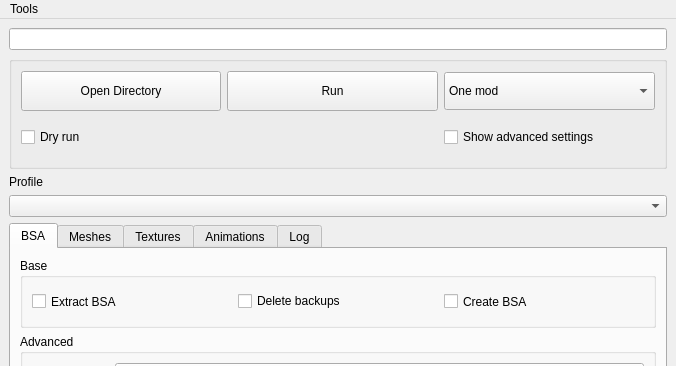
Qt form src/MainWindow.ui (Guekka/cathedral-assets-optimizer) before a commit; both pictures show x 0 to 676 and y 0 to 366 of the 676 by 688 pixel window.
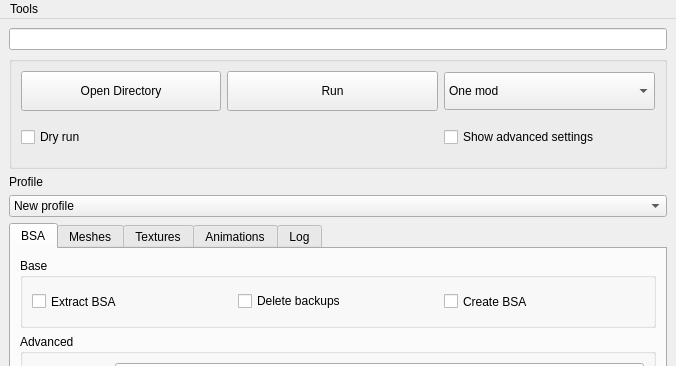
The same form after that commit.

Commit message: [Profile] Profile is now properly loaded from ini

Patch:
```diff
--- a/src/MainWindow.ui
+++ b/src/MainWindow.ui
@@ -204,7 +204,13 @@
      </widget>
     </item>
     <item>
-     <widget class="QComboBox" name="presets"/>
+     <widget class="QComboBox" name="presets">
+      <item>
+       <property name="text">
+        <string>New profile</string>
+       </property>
+      </item>
+     </widget>
     </item>
     <item>
      <widget class="QTabWidget" name="tabWidget">
```
The commit also changes 5 other files.
